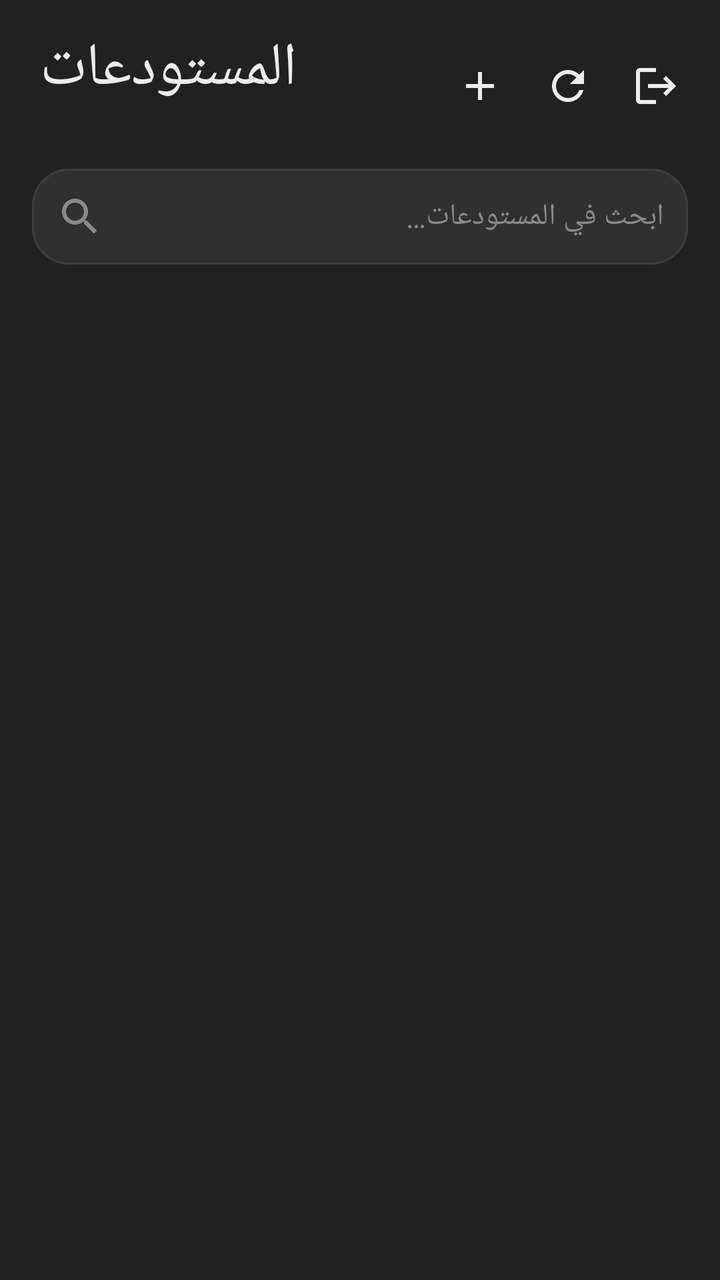
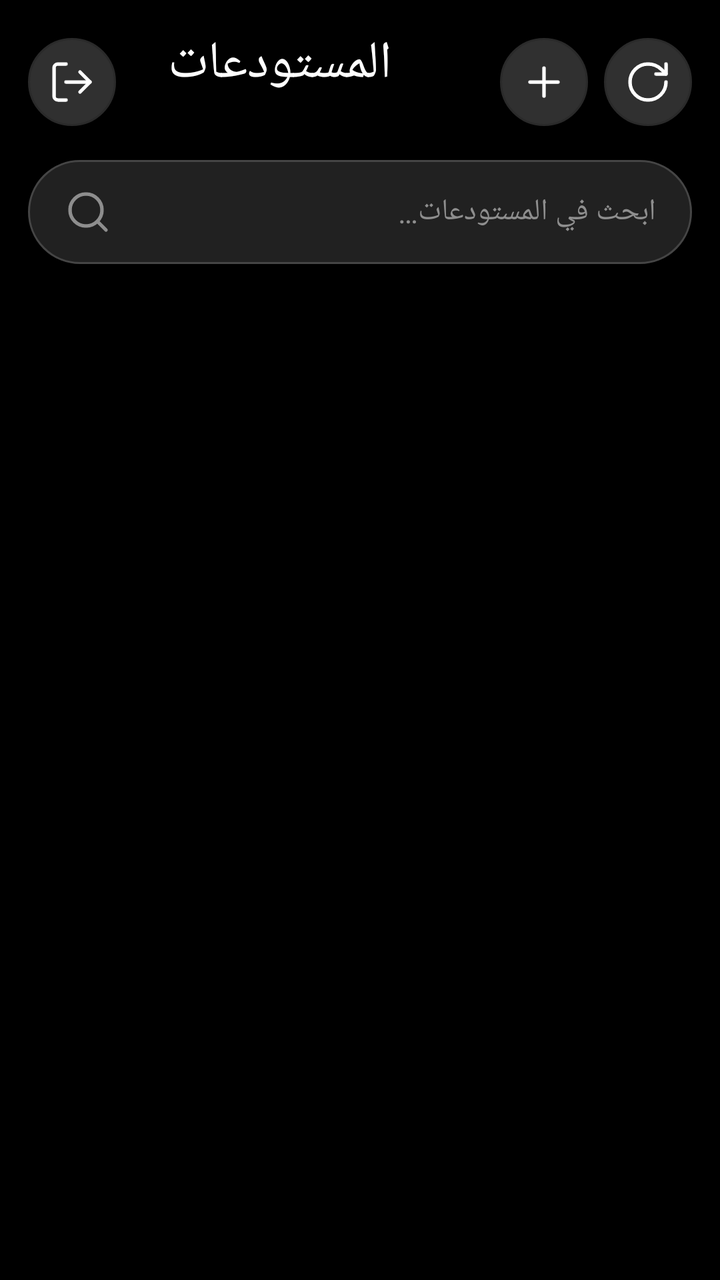

Screens rendered from an Android XML layout before and after an edit, with the pre-edit source and the edit as a unified diff.
<!-- AndroidManifest.xml: application theme AppTheme -->
<!-- res/layout/activity_repos.xml -->
<?xml version="1.0" encoding="utf-8"?>
<LinearLayout xmlns:android="http://schemas.android.com/apk/res/android"
    android:layout_width="match_parent"
    android:layout_height="match_parent"
    android:background="@color/bg"
    android:orientation="vertical">

    <LinearLayout
        android:layout_width="match_parent"
        android:layout_height="wrap_content"
        android:gravity="center_vertical"
        android:orientation="horizontal"
        android:paddingStart="20dp"
        android:paddingTop="14dp"
        android:paddingEnd="10dp"
        android:paddingBottom="8dp">

        <LinearLayout
            android:layout_width="0dp"
            android:layout_height="wrap_content"
            android:layout_weight="1"
            android:orientation="vertical">

            <TextView
                android:layout_width="wrap_content"
                android:layout_height="wrap_content"
                android:fontFamily="serif"
                android:text="@string/repos"
                android:textColor="@color/text_primary"
                android:textSize="30sp" />

            <TextView
                android:id="@+id/count"
                android:layout_width="wrap_content"
                android:layout_height="wrap_content"
                android:textColor="@color/text_secondary"
                android:textSize="13sp" />
        </LinearLayout>

        <ImageButton
            android:id="@+id/btnNew"
            style="@style/IconButton"
            android:contentDescription="@string/new_repo"
            android:src="@drawable/ic_add" />

        <ImageButton
            android:id="@+id/btnRefresh"
            style="@style/IconButton"
            android:contentDescription="@string/refresh"
            android:src="@drawable/ic_refresh" />

        <ImageButton
            android:id="@+id/btnLogout"
            style="@style/IconButton"
            android:contentDescription="@string/logout"
            android:src="@drawable/ic_logout" />
    </LinearLayout>

    <EditText
        android:id="@+id/search"
        android:layout_width="match_parent"
        android:layout_height="wrap_content"
        android:layout_marginStart="16dp"
        android:layout_marginTop="4dp"
        android:layout_marginEnd="16dp"
        android:background="@drawable/bg_input"
        android:drawableStart="@drawable/ic_search"
        android:drawablePadding="10dp"
        android:drawableTint="@color/text_hint"
        android:hint="@string/search_repos"
        android:importantForAutofill="no"
        android:inputType="text"
        android:maxLines="1"
        android:padding="12dp"
        android:textColor="@color/text_primary"
        android:textColorHint="@color/text_hint"
        android:textSize="15sp" />

    <HorizontalScrollView
        android:layout_width="match_parent"
        android:layout_height="wrap_content"
        android:paddingStart="16dp"
        android:paddingTop="10dp"
        android:paddingEnd="16dp"
        android:paddingBottom="2dp"
        android:scrollbars="none">

        <LinearLayout
            android:id="@+id/chipRow"
            android:layout_width="wrap_content"
            android:layout_height="wrap_content"
            android:orientation="horizontal" />
    </HorizontalScrollView>

    <TextView
        android:id="@+id/status"
        android:layout_width="match_parent"
        android:layout_height="wrap_content"
        android:padding="20dp"
        android:textColor="@color/text_secondary"
        android:textSize="14sp"
        android:visibility="gone" />

    <ListView
        android:id="@+id/list"
        android:layout_width="match_parent"
        android:layout_height="match_parent"
        android:clipToPadding="false"
        android:divider="@null"
        android:dividerHeight="0dp"
        android:listSelector="@android:color/transparent"
        android:paddingTop="4dp"
        android:paddingBottom="20dp"
        android:scrollbars="none" />
</LinearLayout>
<!-- resources referenced by this layout -->
<resources>
  <color name="bg">#212121</color>
  <color name="text_hint">#8A8A8A</color>
  <color name="text_primary">#ECECEC</color>
  <!-- drawable bg_input (drawable) -->
  <?xml version="1.0" encoding="utf-8"?>
  <shape xmlns:android="http://schemas.android.com/apk/res/android" android:shape="rectangle">
      <solid android:color="@color/field" />
      <stroke android:width="1dp" android:color="@color/stroke" />
      <corners android:radius="18dp" />
  </shape>
  <!-- drawable ic_add (drawable) -->
  <?xml version="1.0" encoding="utf-8"?>
  <vector xmlns:android="http://schemas.android.com/apk/res/android"
      android:width="24dp"
      android:height="24dp"
      android:autoMirrored="false"
      android:viewportWidth="24"
      android:viewportHeight="24">
      <path
          android:fillColor="#FF000000"
          android:pathData="M19,13h-6v6h-2v-6H5v-2h6V5h2v6h6v2z" />
  </vector>
  <!-- drawable ic_logout (drawable) -->
  <?xml version="1.0" encoding="utf-8"?>
  <vector xmlns:android="http://schemas.android.com/apk/res/android"
      android:width="24dp"
      android:height="24dp"
      android:autoMirrored="true"
      android:viewportWidth="24"
      android:viewportHeight="24">
      <path
          android:fillColor="#FF000000"
          android:pathData="M17,7l-1.41,1.41L18.17,11H8v2h10.17l-2.58,2.58L17,17l5,-5zM4,5h8V3H4c-1.1,0 -2,0.9 -2,2v14c0,1.1 0.9,2 2,2h8v-2H4V5z" />
  </vector>
  <!-- drawable ic_refresh (drawable) -->
  <?xml version="1.0" encoding="utf-8"?>
  <vector xmlns:android="http://schemas.android.com/apk/res/android"
      android:width="24dp"
      android:height="24dp"
      android:autoMirrored="false"
      android:viewportWidth="24"
      android:viewportHeight="24">
      <path
          android:fillColor="#FF000000"
          android:pathData="M17.65,6.35C16.2,4.9 14.21,4 12,4c-4.42,0 -7.99,3.58 -7.99,8s3.57,8 7.99,8c3.73,0 6.84,-2.55 7.73,-6h-2.08c-0.82,2.33 -3.04,4 -5.65,4 -3.31,0 -6,-2.69 -6,-6s2.69,-6 6,-6c1.66,0 3.14,0.69 4.22,1.78L13,11h7V4l-2.35,2.35z" />
  </vector>
  <!-- drawable ic_search (drawable) -->
  <?xml version="1.0" encoding="utf-8"?>
  <vector xmlns:android="http://schemas.android.com/apk/res/android"
      android:width="24dp"
      android:height="24dp"
      android:autoMirrored="false"
      android:viewportWidth="24"
      android:viewportHeight="24">
      <path
          android:fillColor="#FF000000"
          android:pathData="M15.5,14h-0.79l-0.28,-0.27C15.41,12.59 16,11.11 16,9.5 16,5.91 13.09,3 9.5,3S3,5.91 3,9.5 5.91,16 9.5,16c1.61,0 3.09,-0.59 4.23,-1.57l0.27,0.28v0.79l5,4.99L20.49,19l-4.99,-5zM9.5,14C7.01,14 5,11.99 5,9.5S7.01,5 9.5,5 14,7.01 14,9.5 11.99,14 9.5,14z" />
  </vector>
  <style name="AppTheme" parent="Theme.AppCompat.NoActionBar">
          <item name="colorPrimary">@color/accent</item>
          <item name="colorPrimaryDark">@color/bg</item>
          <item name="colorAccent">@color/accent</item>
          <item name="android:windowBackground">@color/bg</item>
          <item name="android:statusBarColor">@color/bg</item>
          <item name="android:navigationBarColor">@color/bg</item>
          <item name="android:windowLightStatusBar">@bool/light_bars</item>
          <item name="android:textColorPrimary">@color/text_primary</item>
          <item name="android:textColorSecondary">@color/text_secondary</item>
          <item name="android:textColorHint">@color/text_hint</item>
          <item name="alertDialogTheme">@style/AppDialog</item>
          <item name="android:colorBackground">@color/bg</item>
          <item name="colorControlNormal">@color/text_secondary</item>
          <item name="colorControlActivated">@color/accent</item>
          <item name="android:textColorLink">@color/accent</item>
      </style>
  <color name="field">#303030</color>
  <color name="stroke">#3D3D3D</color>
  <!-- drawable bg_icon_btn (drawable) -->
  <?xml version="1.0" encoding="utf-8"?>
  <ripple xmlns:android="http://schemas.android.com/apk/res/android" android:color="@color/ripple">
      <item android:id="@android:id/mask">
          <shape android:shape="oval">
              <solid android:color="#FFFFFF" />
          </shape>
      </item>
  </ripple>
  <color name="accent">#D97757</color>
  <style name="AppDialog" parent="Theme.AppCompat.Dialog.Alert">
          <item name="colorAccent">@color/accent</item>
          <item name="android:windowBackground">@drawable/bg_dialog</item>
          <item name="android:textColorPrimary">@color/text_primary</item>
          <item name="android:textColorSecondary">@color/text_secondary</item>
      </style>
  <!-- drawable bg_dialog (drawable) -->
  <?xml version="1.0" encoding="utf-8"?>
  <shape xmlns:android="http://schemas.android.com/apk/res/android" android:shape="rectangle">
      <solid android:color="@color/surface" />
      <stroke android:width="1dp" android:color="@color/stroke" />
      <corners android:radius="28dp" />
  </shape>
  <color name="surface">#2A2A2A</color>
  <!-- unchanged entries left out for length: 8 -->
</resources>

<!-- the commit's change to res/layout/activity_repos.xml (unified diff, before → after) -->
@@ -5,20 +5,29 @@
     android:background="@color/bg"
     android:orientation="vertical">
 
-    <LinearLayout
+    <FrameLayout
         android:layout_width="match_parent"
         android:layout_height="wrap_content"
-        android:gravity="center_vertical"
-        android:orientation="horizontal"
-        android:paddingStart="20dp"
+        android:minHeight="76dp"
+        android:paddingStart="14dp"
         android:paddingTop="14dp"
-        android:paddingEnd="10dp"
+        android:paddingEnd="14dp"
         android:paddingBottom="8dp">
 
+        <ImageButton
+            android:id="@+id/btnLogout"
+            style="@style/IconButton"
+            android:layout_gravity="start|center_vertical"
+            android:contentDescription="@string/logout"
+            android:src="@drawable/ic_logout" />
+
         <LinearLayout
-            android:layout_width="0dp"
+            android:layout_width="match_parent"
             android:layout_height="wrap_content"
-            android:layout_weight="1"
+            android:layout_gravity="center"
+            android:layout_marginStart="64dp"
+            android:layout_marginEnd="104dp"
+            android:gravity="center_horizontal"
             android:orientation="vertical">
 
             <TextView
@@ -27,7 +36,7 @@
                 android:fontFamily="serif"
                 android:text="@string/repos"
                 android:textColor="@color/text_primary"
-                android:textSize="30sp" />
+                android:textSize="26sp" />
 
             <TextView
                 android:id="@+id/count"
@@ -37,41 +46,46 @@
                 android:textSize="13sp" />
         </LinearLayout>
 
-        <ImageButton
-            android:id="@+id/btnNew"
-            style="@style/IconButton"
-            android:contentDescription="@string/new_repo"
-            android:src="@drawable/ic_add" />
+        <LinearLayout
+            android:layout_width="wrap_content"
+            android:layout_height="wrap_content"
+            android:layout_gravity="end|center_vertical"
+            android:orientation="horizontal">
 
-        <ImageButton
-            android:id="@+id/btnRefresh"
-            style="@style/IconButton"
-            android:contentDescription="@string/refresh"
-            android:src="@drawable/ic_refresh" />
+            <ImageButton
+                android:id="@+id/btnNew"
+                style="@style/IconButton"
+                android:layout_marginEnd="8dp"
+                android:contentDescription="@string/new_repo"
+                android:src="@drawable/ic_add" />
 
-        <ImageButton
-            android:id="@+id/btnLogout"
-            style="@style/IconButton"
-            android:contentDescription="@string/logout"
-            android:src="@drawable/ic_logout" />
-    </LinearLayout>
+            <ImageButton
+                android:id="@+id/btnRefresh"
+                style="@style/IconButton"
+                android:contentDescription="@string/refresh"
+                android:src="@drawable/ic_refresh" />
+        </LinearLayout>
+    </FrameLayout>
 
     <EditText
         android:id="@+id/search"
         android:layout_width="match_parent"
         android:layout_height="wrap_content"
-        android:layout_marginStart="16dp"
+        android:layout_marginStart="14dp"
         android:layout_marginTop="4dp"
-        android:layout_marginEnd="16dp"
+        android:layout_marginEnd="14dp"
         android:background="@drawable/bg_input"
         android:drawableStart="@drawable/ic_search"
-        android:drawablePadding="10dp"
+        android:drawablePadding="12dp"
         android:drawableTint="@color/text_hint"
         android:hint="@string/search_repos"
         android:importantForAutofill="no"
         android:inputType="text"
         android:maxLines="1"
-        android:padding="12dp"
+        android:paddingStart="18dp"
+        android:paddingTop="14dp"
+        android:paddingEnd="18dp"
+        android:paddingBottom="14dp"
         android:textColor="@color/text_primary"
         android:textColorHint="@color/text_hint"
         android:textSize="15sp" />
<!-- resource entries referenced after the edit -->
@@ -1,14 +1,14 @@
 <!-- resources referenced by this layout -->
 <resources>
-  <color name="bg">#212121</color>
-  <color name="text_hint">#8A8A8A</color>
-  <color name="text_primary">#ECECEC</color>
+  <color name="bg">#000000</color>
+  <color name="text_hint">#8E8E8E</color>
+  <color name="text_primary">#FFFFFF</color>
   <!-- drawable bg_input (drawable) -->
   <?xml version="1.0" encoding="utf-8"?>
   <shape xmlns:android="http://schemas.android.com/apk/res/android" android:shape="rectangle">
       <solid android:color="@color/field" />
       <stroke android:width="1dp" android:color="@color/stroke" />
-      <corners android:radius="18dp" />
+      <corners android:radius="26dp" />
   </shape>
   <!-- drawable ic_add (drawable) -->
   <?xml version="1.0" encoding="utf-8"?>
@@ -19,8 +19,17 @@
       android:viewportWidth="24"
       android:viewportHeight="24">
       <path
-          android:fillColor="#FF000000"
-          android:pathData="M19,13h-6v6h-2v-6H5v-2h6V5h2v6h6v2z" />
+          android:pathData="M5 12h14"
+          android:strokeColor="#FF000000"
+          android:strokeWidth="1.75"
+          android:strokeLineCap="round"
+          android:strokeLineJoin="round" />
+      <path
+          android:pathData="M12 5v14"
+          android:strokeColor="#FF000000"
+          android:strokeWidth="1.75"
+          android:strokeLineCap="round"
+          android:strokeLineJoin="round" />
   </vector>
   <!-- drawable ic_logout (drawable) -->
   <?xml version="1.0" encoding="utf-8"?>
@@ -31,8 +40,23 @@
       android:viewportWidth="24"
       android:viewportHeight="24">
       <path
-          android:fillColor="#FF000000"
-          android:pathData="M17,7l-1.41,1.41L18.17,11H8v2h10.17l-2.58,2.58L17,17l5,-5zM4,5h8V3H4c-1.1,0 -2,0.9 -2,2v14c0,1.1 0.9,2 2,2h8v-2H4V5z" />
+          android:pathData="M9 21H5a2 2 0 0 1-2-2V5a2 2 0 0 1 2-2h4"
+          android:strokeColor="#FF000000"
+          android:strokeWidth="1.75"
+          android:strokeLineCap="round"
+          android:strokeLineJoin="round" />
+      <path
+          android:pathData="M16 17l5-5-5-5"
+          android:strokeColor="#FF000000"
+          android:strokeWidth="1.75"
+          android:strokeLineCap="round"
+          android:strokeLineJoin="round" />
+      <path
+          android:pathData="M21 12H9"
+          android:strokeColor="#FF000000"
+          android:strokeWidth="1.75"
+          android:strokeLineCap="round"
+          android:strokeLineJoin="round" />
   </vector>
   <!-- drawable ic_refresh (drawable) -->
   <?xml version="1.0" encoding="utf-8"?>
@@ -43,8 +67,17 @@
       android:viewportWidth="24"
       android:viewportHeight="24">
       <path
-          android:fillColor="#FF000000"
-          android:pathData="M17.65,6.35C16.2,4.9 14.21,4 12,4c-4.42,0 -7.99,3.58 -7.99,8s3.57,8 7.99,8c3.73,0 6.84,-2.55 7.73,-6h-2.08c-0.82,2.33 -3.04,4 -5.65,4 -3.31,0 -6,-2.69 -6,-6s2.69,-6 6,-6c1.66,0 3.14,0.69 4.22,1.78L13,11h7V4l-2.35,2.35z" />
+          android:pathData="M21 12a9 9 0 1 1-9-9c2.52 0 4.93 1 6.74 2.74L21 8"
+          android:strokeColor="#FF000000"
+          android:strokeWidth="1.75"
+          android:strokeLineCap="round"
+          android:strokeLineJoin="round" />
+      <path
+          android:pathData="M21 3v5h-5"
+          android:strokeColor="#FF000000"
+          android:strokeWidth="1.75"
+          android:strokeLineCap="round"
+          android:strokeLineJoin="round" />
   </vector>
   <!-- drawable ic_search (drawable) -->
   <?xml version="1.0" encoding="utf-8"?>
@@ -55,13 +88,22 @@
       android:viewportWidth="24"
       android:viewportHeight="24">
       <path
-          android:fillColor="#FF000000"
-          android:pathData="M15.5,14h-0.79l-0.28,-0.27C15.41,12.59 16,11.11 16,9.5 16,5.91 13.09,3 9.5,3S3,5.91 3,9.5 5.91,16 9.5,16c1.61,0 3.09,-0.59 4.23,-1.57l0.27,0.28v0.79l5,4.99L20.49,19l-4.99,-5zM9.5,14C7.01,14 5,11.99 5,9.5S7.01,5 9.5,5 14,7.01 14,9.5 11.99,14 9.5,14z" />
+          android:pathData="M3,11a8,8 0 1,0 16,0a8,8 0 1,0 -16,0"
+          android:strokeColor="#FF000000"
+          android:strokeWidth="1.75"
+          android:strokeLineCap="round"
+          android:strokeLineJoin="round" />
+      <path
+          android:pathData="M21 21l-4.3-4.3"
+          android:strokeColor="#FF000000"
+          android:strokeWidth="1.75"
+          android:strokeLineCap="round"
+          android:strokeLineJoin="round" />
   </vector>
   <style name="AppTheme" parent="Theme.AppCompat.NoActionBar">
           <item name="colorPrimary">@color/accent</item>
           <item name="colorPrimaryDark">@color/bg</item>
-          <item name="colorAccent">@color/accent</item>
+          <item name="colorAccent">@color/accent_text</item>
           <item name="android:windowBackground">@color/bg</item>
           <item name="android:statusBarColor">@color/bg</item>
           <item name="android:navigationBarColor">@color/bg</item>
@@ -72,23 +114,25 @@
           <item name="alertDialogTheme">@style/AppDialog</item>
           <item name="android:colorBackground">@color/bg</item>
           <item name="colorControlNormal">@color/text_secondary</item>
-          <item name="colorControlActivated">@color/accent</item>
-          <item name="android:textColorLink">@color/accent</item>
+          <item name="colorControlActivated">@color/accent_text</item>
+          <item name="android:textColorLink">@color/accent_text</item>
       </style>
-  <color name="field">#303030</color>
-  <color name="stroke">#3D3D3D</color>
+  <color name="field">#212121</color>
+  <color name="stroke">#454545</color>
   <!-- drawable bg_icon_btn (drawable) -->
   <?xml version="1.0" encoding="utf-8"?>
   <ripple xmlns:android="http://schemas.android.com/apk/res/android" android:color="@color/ripple">
-      <item android:id="@android:id/mask">
+      <item>
           <shape android:shape="oval">
-              <solid android:color="#FFFFFF" />
+              <solid android:color="@color/surface" />
+              <stroke android:width="1dp" android:color="@color/stroke_soft" />
           </shape>
       </item>
   </ripple>
-  <color name="accent">#D97757</color>
+  <color name="accent">#3566EF</color>
+  <color name="accent_text">#8EA9FF</color>
   <style name="AppDialog" parent="Theme.AppCompat.Dialog.Alert">
-          <item name="colorAccent">@color/accent</item>
+          <item name="colorAccent">@color/accent_text</item>
           <item name="android:windowBackground">@drawable/bg_dialog</item>
           <item name="android:textColorPrimary">@color/text_primary</item>
           <item name="android:textColorSecondary">@color/text_secondary</item>
@@ -98,9 +142,10 @@
   <shape xmlns:android="http://schemas.android.com/apk/res/android" android:shape="rectangle">
       <solid android:color="@color/surface" />
       <stroke android:width="1dp" android:color="@color/stroke" />
-      <corners android:radius="28dp" />
+      <corners android:radius="32dp" />
   </shape>
-  <color name="surface">#2A2A2A</color>
+  <color name="surface">#303030</color>
+  <color name="stroke_soft">#2A2A2A</color>
   <!-- unchanged entries left out for length: 8 -->
 </resources>
 
